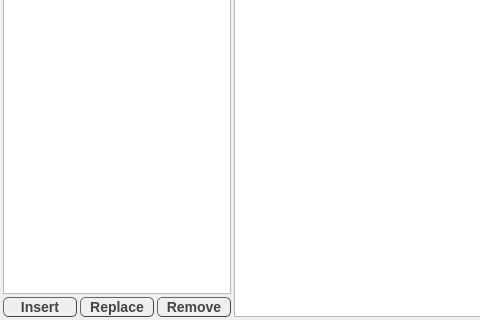
rasmadeus/Rragraph, file Rragraph/src/CurveSettingsView.ui: the form before one commit; both pictures show x 0 to 480 and y 109 to 429 of the 692 by 429 pixel window.
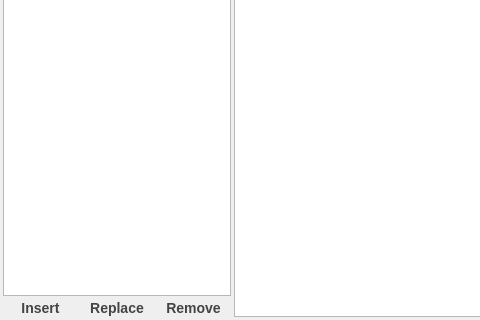
The form after the commit.

```diff
--- a/Rragraph/src/CurveSettingsView.ui
+++ b/Rragraph/src/CurveSettingsView.ui
@@ -68,7 +68,7 @@
      <item>
       <layout class="QHBoxLayout" name="horizontalLayout_2" stretch="1,1,1">
        <property name="spacing">
-        <number>3</number>
+        <number>2</number>
        </property>
        <item>
         <widget class="QToolButton" name="insert">
@@ -87,11 +87,20 @@
          <property name="styleSheet">
           <string notr="true">QToolButton{
     border-style: outset;
-    border-width: 1px;
+    border-width: 0px;
     font: bold 14px;
-    border-radius: 5px;
+    border-top-left-radius: 8px;
+    border-bottom-left-radius: 8px; 
     color: #444444;
     height:15px;
+background: qlineargradient(
+    x1: 0, y1: 0, x2: 0, y2: 1,
+    stop: 1.0      #999, 
+	stop: 0.75 #bbb,
+    stop: 0.5   #ddd, 
+    stop: 0.25 #eee, 
+    stop: 0.0    #fff
+);
 }
 QToolButton:pressed {
 color: #999999;
@@ -119,11 +128,18 @@
          <property name="styleSheet">
           <string notr="true">QToolButton{
     border-style: outset;
-    border-width: 1px;
+    border-width:0px;
     font: bold 14px;
-    border-radius: 5px;
     color: #444444;
     height:15px;
+background: qlineargradient(
+    x1: 0, y1: 0, x2: 0, y2: 1,
+    stop: 1.0      #999, 
+	stop: 0.75 #bbb,
+    stop: 0.5   #ddd, 
+    stop: 0.25 #eee, 
+    stop: 0.0    #fff
+);
 }
 QToolButton:pressed {
 color: #f00;
@@ -151,11 +167,20 @@
          <property name="styleSheet">
           <string notr="true">QToolButton{
     border-style: outset;
-    border-width: 1px;
+    border-width: 0px;
     font: bold 14px;
-    border-radius: 5px;
+    border-top-right-radius: 8px;
+    border-bottom-right-radius: 8px; 
     color: #444444;
     height:15px;
+background: qlineargradient(
+    x1: 0, y1: 0, x2: 0, y2: 1,
+    stop: 1.0      #999, 
+	stop: 0.75 #bbb,
+    stop: 0.5   #ddd, 
+    stop: 0.25 #eee, 
+    stop: 0.0    #fff
+);
 }
 QToolButton:pressed {
 	color: #f00;
```
Left out of the diff: 40 changed lines with no effect on the pictures.
